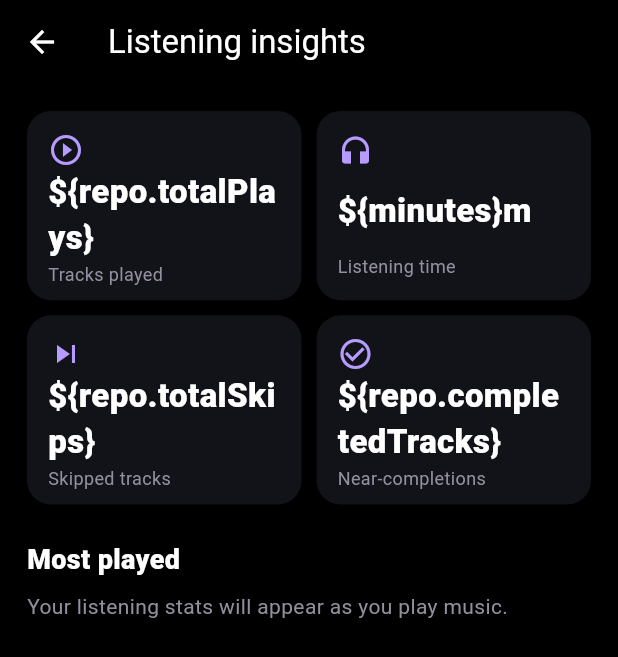
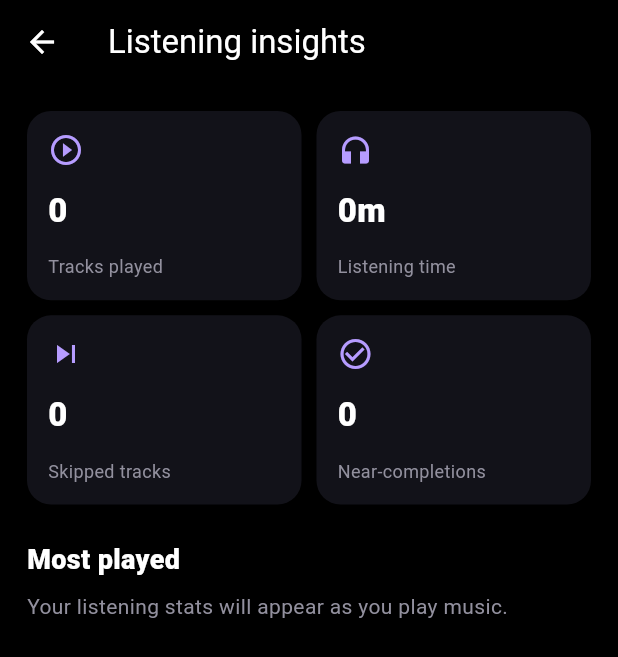
Before and after one commit to COOLEO1/tunr, a Flutter app: the ListeningStatsPage screen opened directly, on a phone screen of 412 x 824 dp. Shown: the top 657 px of the screen. Run offline on Flutter 3.47's test engine with Material 3 defaults, Android fonts, the phone set to English and light mode, and no system bars; our stand-ins replace connectivity_plus, just_audio, just_audio_background, on_audio_query, shared_preferences, sqflite; accounts and stored records are empty.

Commit message:
fix(ui): restore Dart interpolation in library, search and playback IDs

```diff
--- a/lib/core/player.dart
+++ b/lib/core/player.dart
@@ -79,7 +79,7 @@ class Player {
   AudioSource _source(SongModel s) => AudioSource.uri(
         Uri.parse(s.uri!),
         tag: MediaItem(
-          id: '\${s.id}',
+          id: '${s.id}',
           title: cleanTitle(s),
           artist: artistOf(s),
           artUri: NotifArt.uriFor(s.id),
@@ -113,7 +113,7 @@ class Player {
     if (prefs == null || queue.isEmpty) return;
     final index = ap.currentIndex ?? _lastIdx;
     if (index < 0 || index >= queue.length) return;
-    await prefs.setStringList('playback.queue', queue.map((s) => '\${s.id}').toList());
+    await prefs.setStringList('playback.queue', queue.map((s) => '${s.id}').toList());
     await prefs.setInt('playback.index', index);
     await prefs.setInt('playback.position', ap.position.inMilliseconds);
     await prefs.setBool('playback.shuffle', shuffle.value);
--- a/lib/ui/library.dart
+++ b/lib/ui/library.dart
@@ -61,7 +61,7 @@ class ArtistsTab extends StatelessWidget {
         ListTile(
           leading: Art(e.value.first, size: 50, r: 25),
           title: Text(e.key, maxLines: 1, overflow: TextOverflow.ellipsis),
-          subtitle: Text('\${e.value.length} songs'),
+          subtitle: Text('${e.value.length} songs'),
           trailing: const Icon(Icons.chevron_right, color: textMuted),
           onTap: () => Navigator.push(c, MaterialPageRoute(builder: (_) => CollectionPage(e.key, e.value))),
         ),
@@ -80,7 +80,7 @@ class AlbumsTab extends StatelessWidget {
         ListTile(
           leading: Art(e.value.first, size: 50, r: 7),
           title: Text(e.key, maxLines: 1, overflow: TextOverflow.ellipsis),
-          subtitle: Text('\${artistOf(e.value.first)} • \${e.value.length} songs'),
+          subtitle: Text('${artistOf(e.value.first)} • ${e.value.length} songs'),
           trailing: const Icon(Icons.chevron_right, color: textMuted),
           onTap: () => Navigator.push(c, MaterialPageRoute(builder: (_) => CollectionPage(e.key, e.value))),
         ),
@@ -127,8 +127,8 @@ class FavTab extends StatelessWidget {
 String _timeLabel(int ms) {
   final minutes = ms ~/ 60000;
   final hours = minutes ~/ 60;
-  if (hours > 0) return '\${hours}h \${minutes % 60}m';
-  return '\${minutes}m';
+  if (hours > 0) return '${hours}h ${minutes % 60}m';
+  return '${minutes}m';
 }
 
 class ListeningStatsPage extends StatelessWidget {
@@ -148,10 +148,10 @@ class ListeningStatsPage extends StatelessWidget {
           crossAxisSpacing: 10,
           childAspectRatio: 1.45,
           children: [
-            _StatCard(label: 'Tracks played', value: '\${repo.totalPlays}', icon: Icons.play_circle_outline),
+            _StatCard(label: 'Tracks played', value: '${repo.totalPlays}', icon: Icons.play_circle_outline),
             _StatCard(label: 'Listening time', value: _timeLabel(repo.totalListeningMs), icon: Icons.headphones),
-            _StatCard(label: 'Skipped tracks', value: '\${repo.totalSkips}', icon: Icons.skip_next),
-            _StatCard(label: 'Near-completions', value: '\${repo.completedTracks}', icon: Icons.check_circle_outline),
+            _StatCard(label: 'Skipped tracks', value: '${repo.totalSkips}', icon: Icons.skip_next),
+            _StatCard(label: 'Near-completions', value: '${repo.completedTracks}', icon: Icons.check_circle_outline),
           ],
         ),
         const SizedBox(height: 24),
@@ -161,10 +161,10 @@ class ListeningStatsPage extends StatelessWidget {
         for (var i = 0; i < top.length; i++)
           if (Player.i.byId(top[i].key) != null)
             ListTile(
-              leading: Text('\${i + 1}', style: const TextStyle(color: accent, fontWeight: FontWeight.w800)),
+              leading: Text('${i + 1}', style: const TextStyle(color: accent, fontWeight: FontWeight.w800)),
               title: Text(cleanTitle(Player.i.byId(top[i].key)!)),
               subtitle: Text(artistOf(Player.i.byId(top[i].key)!)),
-              trailing: Text('\${top[i].value.plays} plays', style: const TextStyle(color: textMuted)),
+              trailing: Text('${top[i].value.plays} plays', style: const TextStyle(color: textMuted)),
               onTap: () => Player.i.play([Player.i.byId(top[i].key)!], 0),
             ),
       ]),
--- a/lib/ui/search.dart
+++ b/lib/ui/search.dart
@@ -107,13 +107,13 @@ class _SearchPageState extends State<SearchPage> {
                           ? ListView(children: artists.entries.map((e) => ListTile(
                               leading: Art(e.value.first, size: 48),
                               title: Text(e.key),
-                              subtitle: Text('\${e.value.length} tracks'),
+                              subtitle: Text('${e.value.length} tracks'),
                               onTap: () => Navigator.push(c, MaterialPageRoute(builder: (_) => SearchCollectionPage(e.key, e.value))),
                             )).toList())
                           : ListView(children: albums.entries.map((e) => ListTile(
                               leading: Art(e.value.first, size: 48),
                               title: Text(e.key),
-                              subtitle: Text('\${artistOf(e.value.first)} • \${e.value.length} tracks'),
+                              subtitle: Text('${artistOf(e.value.first)} • ${e.value.length} tracks'),
                               onTap: () => Navigator.push(c, MaterialPageRoute(builder: (_) => SearchCollectionPage(e.key, e.value))),
                             )).toList()),
         ),
```
